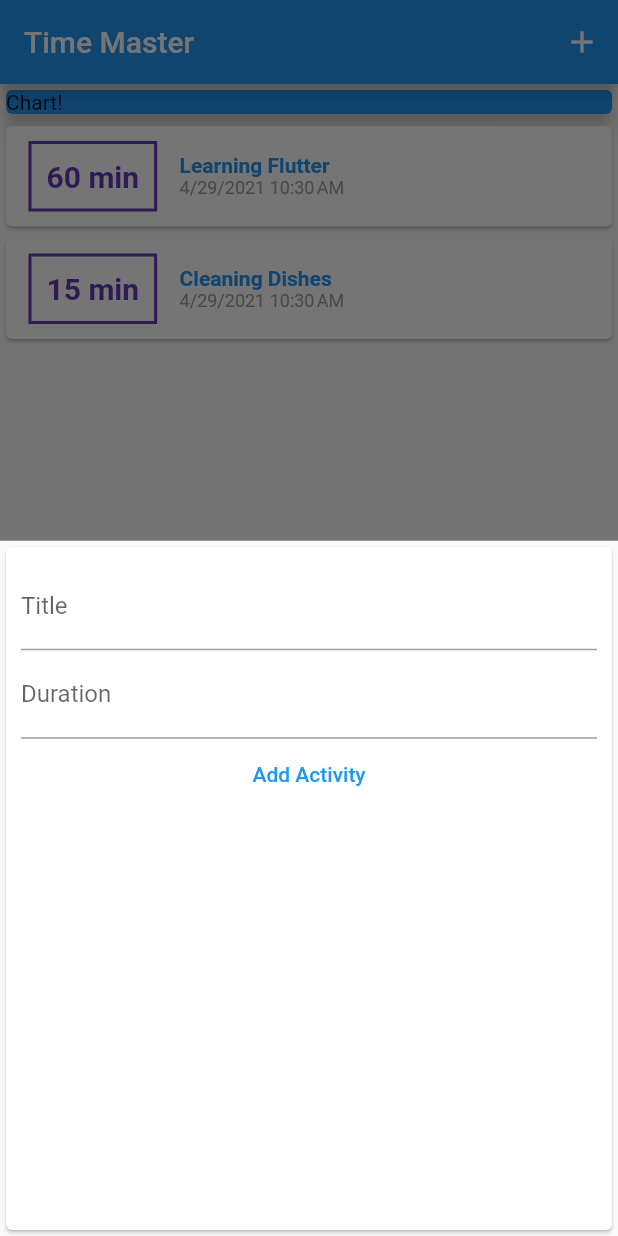
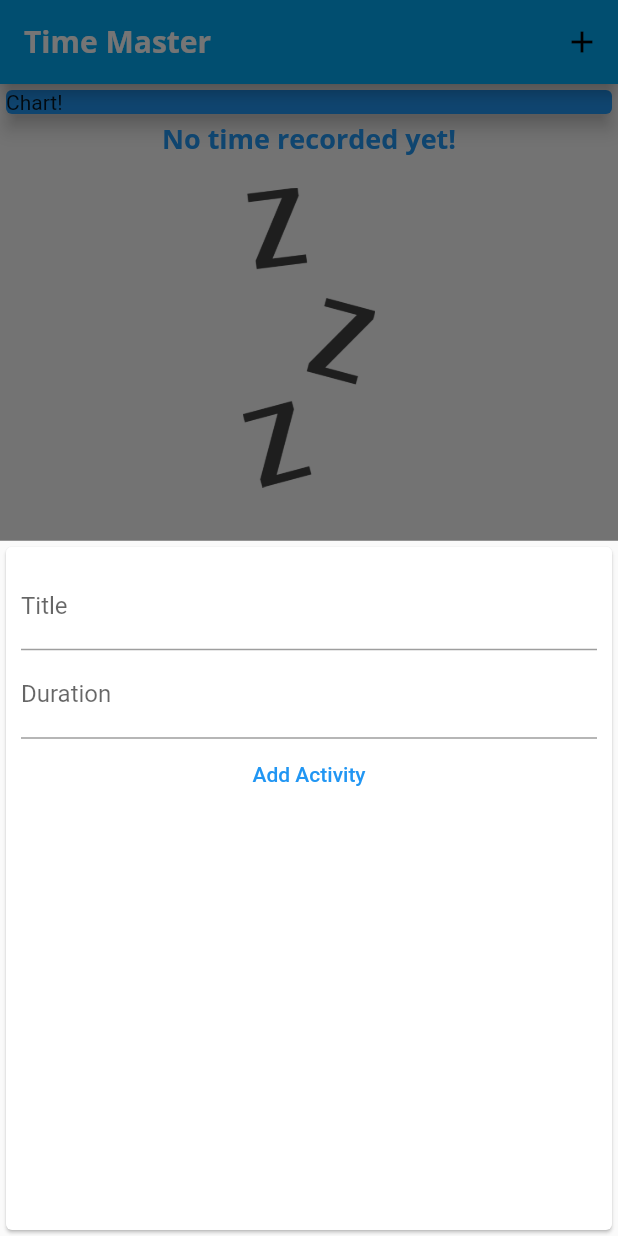
Before and after one commit to Alicja-T/time-master, a Flutter app: the screen it shows after launch, after a tap on the "add" icon, on a phone screen of 412 x 824 dp. Run offline on Flutter 3.47's test engine with Material 2 defaults, Android fonts, the phone set to English and light mode, and no system bars.

Commit message:
adding new styling

```diff
--- a/lib/main.dart
+++ b/lib/main.dart
@@ -10,6 +10,28 @@
   Widget build(BuildContext context) {
     return MaterialApp(
       title: 'Flutter App',
+      theme: ThemeData(
+        primaryColor: Colors.lightBlue,
+        accentColor: Colors.cyan,
+        fontFamily: 'Quicksand',
+        textTheme: ThemeData.light().textTheme.copyWith(
+          title: TextStyle(
+            fontFamily: "OpenSans",
+            fontWeight: FontWeight.bold,
+            fontSize: 18,
+            color: Colors.blue
+          )
+        ),
+        appBarTheme: AppBarTheme(
+          textTheme: ThemeData.light().textTheme.copyWith(
+            title: TextStyle(
+              fontFamily: "OpenSans",
+              fontWeight: FontWeight.bold,
+              fontSize: 20,
+            )
+          ),
+        )
+      ),
       home: MyHomePage(),
     );
   }
@@ -24,18 +46,18 @@
 }
 class _MyHomePageState extends State<MyHomePage> {
  final List<Timechunk> _userTimechunks = [
-    Timechunk(
-      id: 0,
-      title: 'Learning Flutter',
-      duration: 60,
-      start: DateTime.now(),
-      category: 'skills'),
-    Timechunk(
-      id: 1,
-      title: 'Cleaning Dishes',
-      duration: 15,
-      start: DateTime.now(),
-      category: 'chores'),
+    // Timechunk(
+    //   id: 0,
+    //   title: 'Learning Flutter',
+    //   duration: 60,
+    //   start: DateTime.now(),
+    //   category: 'skills'),
+    // Timechunk(
+    //   id: 1,
+    //   title: 'Cleaning Dishes',
+    //   duration: 15,
+    //   start: DateTime.now(),
+    //   category: 'chores'),
   ];
 
   void _addNewTimechunk(String tctitle, int tcduration) {
--- /dev/null
+++ b/lib/widgets/char.dart
@@ -0,0 +1,25 @@
+import 'package:flutter/material.dart';
+
+class Chart extends StatelessWidget {
+
+  List<Map<String, Object>> get groupedChunks{
+    return List.generate(6, (index) {
+      return {};
+    });
+  }
+
+
+
+
+  @override
+  Widget build(BuildContext context) {
+    return Card(
+      elevation: 6,
+      margin: EdgeInsets.all(20),
+      child: Row(children: <Widget>[
+
+      ])
+
+    );
+  }
+}
--- a/lib/widgets/new_timechunk.dart
+++ b/lib/widgets/new_timechunk.dart
@@ -1,11 +1,18 @@
 import 'package:flutter/material.dart';
 
-class NewTimechunk extends StatelessWidget {
+class NewTimechunk extends StatefulWidget {
   final Function newTc;
-  final titleController = TextEditingController();
-  final durationController = TextEditingController();
 
   NewTimechunk(this.newTc);
+
+  @override
+  _NewTimechunkState createState() => _NewTimechunkState();
+}
+
+class _NewTimechunkState extends State<NewTimechunk> {
+  final titleController = TextEditingController();
+
+  final durationController = TextEditingController();
 
   void submitData(){
     final enteredTitle = titleController.text;
@@ -15,7 +22,8 @@
       return;
     }
 
-    newTc( enteredTitle, enteredDuration );
+    widget.newTc( enteredTitle, enteredDuration );
+    Navigator.of(context).pop();
   }
 
   @override
--- a/lib/widgets/timechunk_list.dart
+++ b/lib/widgets/timechunk_list.dart
@@ -13,7 +13,21 @@
   Widget build(BuildContext context) {
     return Container(
       height: 300,
-      child: ListView.builder(
+      child: timechunks.isEmpty
+      ? Column(
+        children: <Widget> [
+          Text(
+            'No time recorded yet!',
+            style: Theme.of(context).textTheme.title,
+          ),
+          SizedBox(height: 20,),
+          Container(
+            height: 200,
+            child: Image.asset('assets/images/waiting.png', fit: BoxFit.cover)
+            ),
+        ],
+      )
+      : ListView.builder(
         itemBuilder: (ctx, index) {
           return Card(
                child: Row(children: <Widget> [
@@ -22,7 +36,7 @@
                       vertical: 10,
                       horizontal: 15),
                     decoration: BoxDecoration(border: Border.all(
-                      color: Colors.deepPurple,
+                      color: Theme.of(context).primaryColorDark,
                       width: 2,
                     )),
                     padding: EdgeInsets.all(10),
@@ -31,7 +45,7 @@
                       style: TextStyle(
                           fontWeight: FontWeight.bold,
                           fontSize: 20,
-                          color: Colors.deepPurple,
+                          color: Theme.of(context).primaryColorDark,
                         )
                   )
                  ),
@@ -40,11 +54,8 @@
                   children: <Widget>[
                     Text(
                       timechunks[index].title,
-                      style: TextStyle(
-                        fontWeight: FontWeight.bold,
-                        fontSize: 14,
-                        color: Colors.blue
-                      )),
+                      style: Theme.of(context).textTheme.title,
+                    ),
                     Text(
                       DateFormat.yMd().add_jm().format(timechunks[index].start),
                       style: TextStyle(
```
Also changed, not shown: pubspec.yaml (+14 -9 lines), assets/fonts/OpenSans-Bold.ttf (added), assets/fonts/OpenSans-Regular.ttf (added), assets/fonts/Quicksand-Bold.ttf (added), assets/fonts/Quicksand-Light.ttf (added), assets/fonts/Quicksand-Medium.ttf (added), assets/fonts/Quicksand-Regular.ttf (added), assets/images/waiting.png (added).
